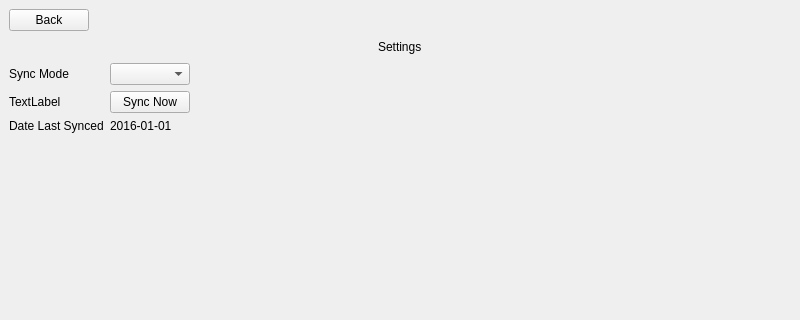
This is views/settingsview.ui in Vermont-EPSCoR/Macroinvertebrates as Qt 5 draws it before an edit; both pictures show x 0 to 800 and y 0 to 320 of the 800 by 600 pixel window. The edited form follows.
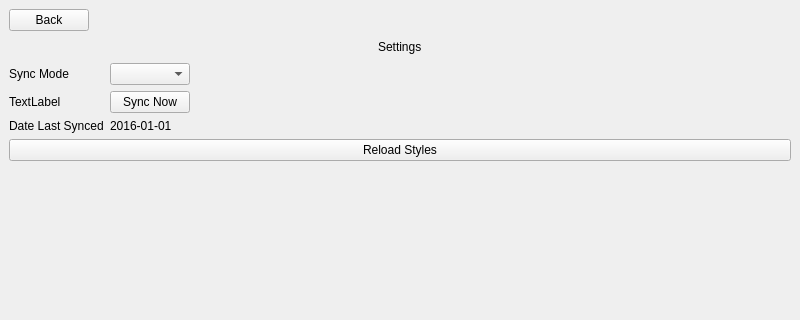
This is the edited form.

Diff of the .ui file:
```diff
--- a/views/settingsview.ui
+++ b/views/settingsview.ui
@@ -13,6 +13,9 @@
   <property name="windowTitle">
    <string>MainWindow</string>
   </property>
+  <property name="styleSheet">
+   <string notr="true"/>
+  </property>
   <widget class="QWidget" name="centralwidget">
    <layout class="QVBoxLayout" name="verticalLayout">
     <item>
@@ -135,6 +138,13 @@
       </item>
      </layout>
     </item>
+    <item>
+     <widget class="QPushButton" name="pushButton_3">
+      <property name="text">
+       <string>Reload Styles</string>
+      </property>
+     </widget>
+    </item>
     <item>
      <spacer name="verticalSpacer">
       <property name="orientation">
```
Left out of the diff: 2 changed lines with no effect on the pictures.
